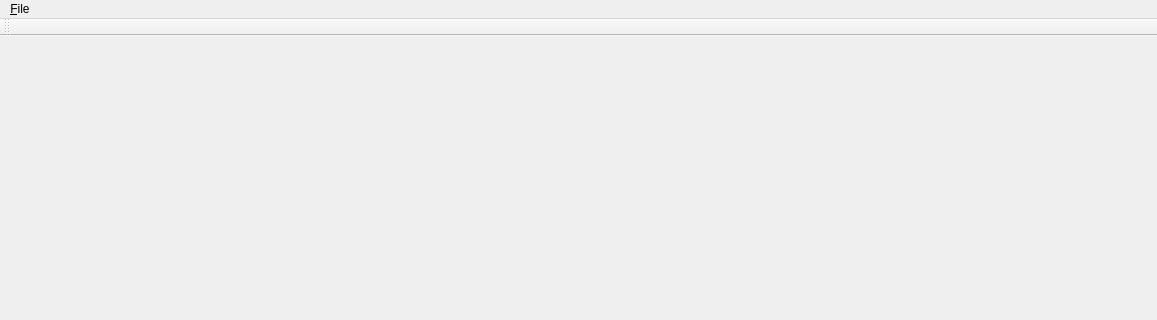
The window that MRIMainWindow.ui (vishalkumar2222/MRIAnalyzer) describes before a commit, drawn with Qt 5; both pictures show x 0 to 1157 and y 0 to 320 of the 1157 by 672 pixel window.
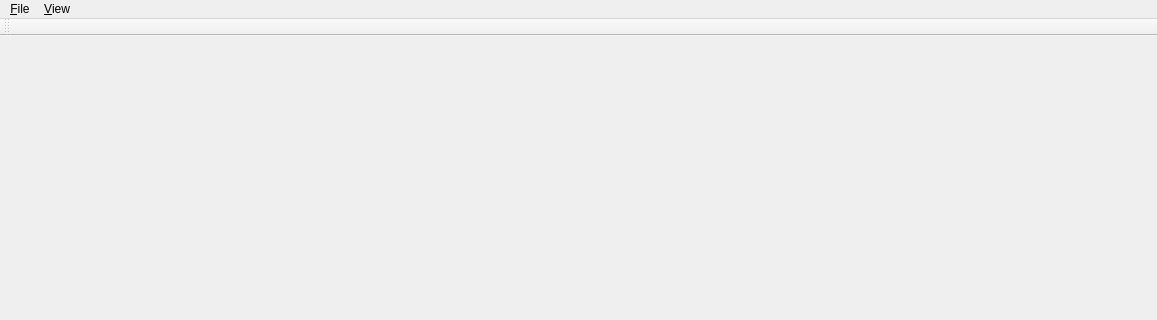
The same window after the commit.

What changed in the file:
```diff
--- a/MRIMainWindow.ui
+++ b/MRIMainWindow.ui
@@ -43,7 +43,15 @@
     <addaction name="separator"/>
     <addaction name="action_Exit"/>
    </widget>
+   <widget class="QMenu" name="menu_View">
+    <property name="title">
+     <string>&amp;View</string>
+    </property>
+    <addaction name="action_Mesh_View"/>
+    <addaction name="action_Image_Stack"/>
+   </widget>
    <addaction name="menu_File"/>
+   <addaction name="menu_View"/>
   </widget>
   <widget class="QStatusBar" name="statusbar"/>
   <widget class="QToolBar" name="toolBar">
```
Left out of the diff: 22 changed lines with no effect on the pictures.
